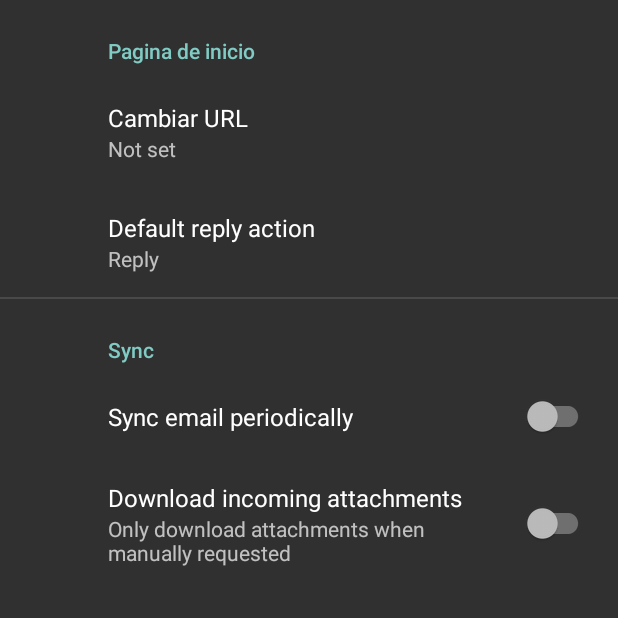
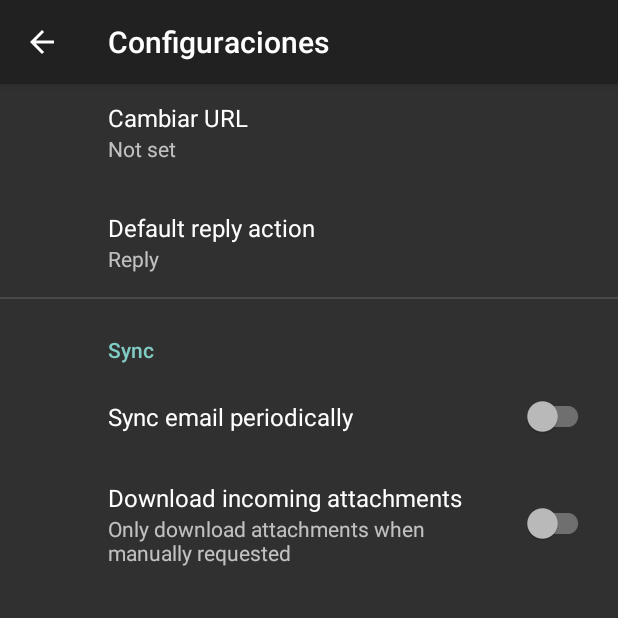
Before and after one commit to Epirex/com.supranet.webview, an Android app: the SettingsActivity screen opened directly, with no data from a screen before it, on a phone screen of 412 x 824 dp, the top half of it. Run offline under Robolectric (Android 15) with nearby library versions, the phone set to English and light mode, and no system bars; our stand-ins replace androidx.preference.

Commit message:
Fix toolbar
Signed-off-by: Epirex <estebanguzzo@gmail.com>

```diff
--- a/app/src/main/java/com/supranet/webview/SettingsActivity.kt
+++ b/app/src/main/java/com/supranet/webview/SettingsActivity.kt
@@ -1,10 +1,15 @@
 package com.supranet.webview
 
+import android.content.Intent
 import android.os.Bundle
 import android.view.View
+import android.widget.Button
+import android.widget.EditText
+import android.widget.Toast
 import androidx.appcompat.app.AppCompatActivity
 import androidx.preference.PreferenceFragmentCompat
 import androidx.appcompat.widget.Toolbar
+import androidx.preference.EditTextPreference
 
 class SettingsActivity : AppCompatActivity() {
 
--- a/app/src/main/res/layout/settings_activity.xml
+++ b/app/src/main/res/layout/settings_activity.xml
@@ -5,7 +5,7 @@
     <FrameLayout
         android:id="@+id/settings"
         android:layout_width="match_parent"
-        android:layout_height="match_parent"/>
+        android:layout_height="match_parent">
 
         <androidx.appcompat.widget.Toolbar
             android:id="@+id/my_toolbar"
@@ -15,5 +15,6 @@
             android:elevation="4dp"
             android:theme="@style/ThemeOverlay.AppCompat.ActionBar"
             android:popupTheme="@style/ThemeOverlay.AppCompat.Dark"/>
+    </FrameLayout>
 
 </LinearLayout>
```
Lines whose indentation alone changed are shown as unchanged.
